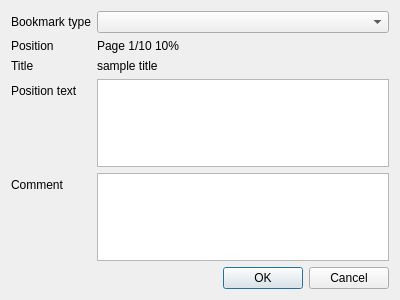
The window that trunk/src/addbookmarkdlg.ui (buggins/coolreader) describes before a commit, drawn with Qt 5.
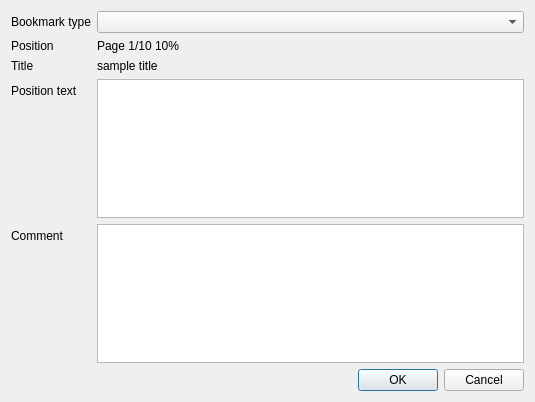
The same window after the commit.

Diff of the .ui file:
```diff
--- a/trunk/src/addbookmarkdlg.ui
+++ b/trunk/src/addbookmarkdlg.ui
@@ -6,8 +6,8 @@
    <rect>
     <x>0</x>
     <y>0</y>
-    <width>400</width>
-    <height>300</height>
+    <width>535</width>
+    <height>402</height>
    </rect>
   </property>
   <property name="windowTitle">
```
